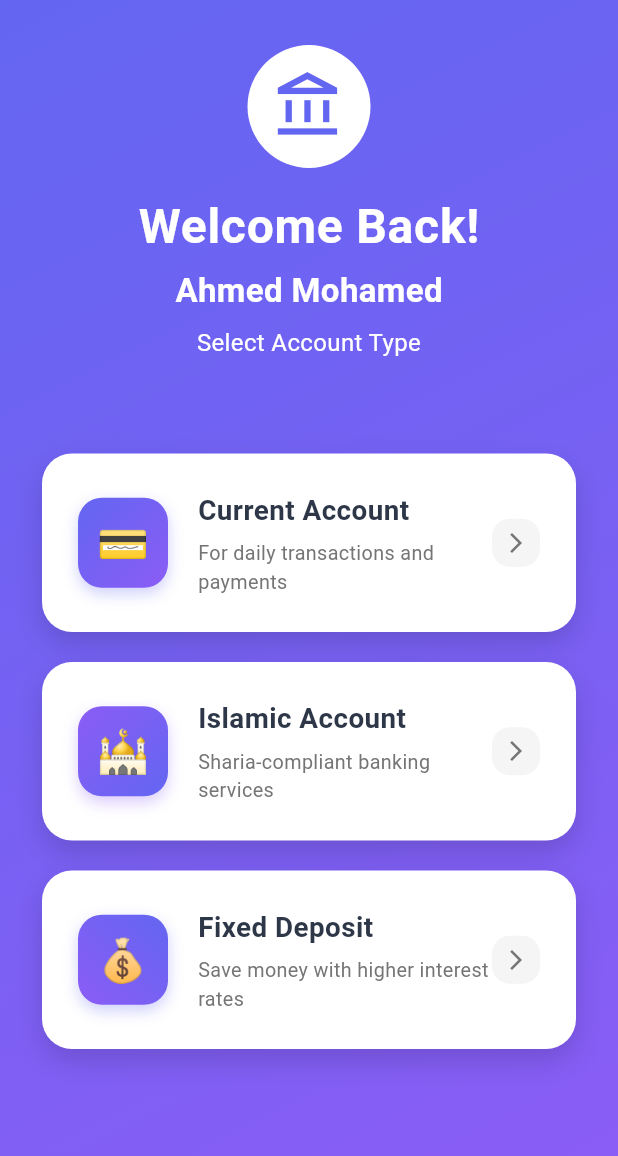
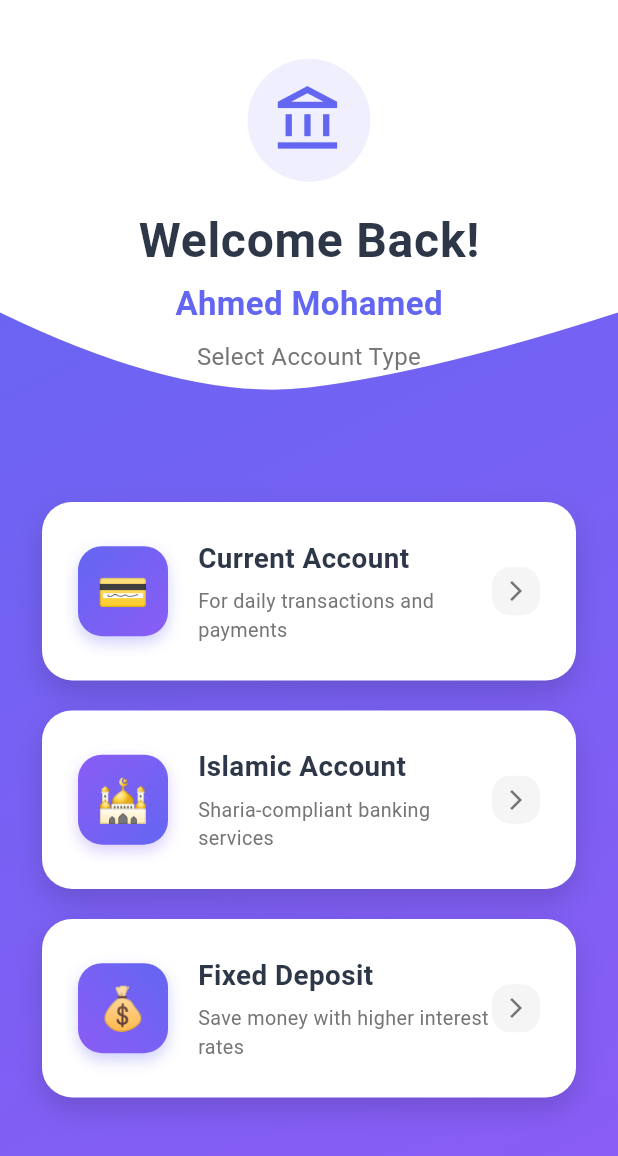
Before and after one commit to hozifakhaled/bank_system, a Flutter app: the ChoiceAccountTypeViewBody screen opened directly, on a phone screen of 412 x 824 dp. Shown: the top 1156 px of the screen. Run offline on Flutter 3.47's test engine with Material 3 defaults, Android fonts, the phone set to English and light mode, and no system bars; our stand-ins replace bloc, connectivity_plus, dartz, dio, equatable, flutter_bloc and 5 more; missing offline and left inert: flutter_cupertino_date_picker_fork; accounts and stored records are empty.

```diff
--- a/lib/core/databases/api/endpoints.dart
+++ b/lib/core/databases/api/endpoints.dart
@@ -2,5 +2,7 @@ class Endpoints {
   static const String baserUrl = "http://10.0.2.2:8080/";
   static const String signupUser = "api/register";
   static const String accounts = "api/accounts";
+    static const String categories = "api/Categories";
+
 
 }
--- a/lib/features/home/presentation/widgets/choice_account_type_view_body.dart
+++ b/lib/features/home/presentation/widgets/choice_account_type_view_body.dart
@@ -22,16 +22,29 @@ class ChoiceAccountTypeViewBody extends StatelessWidget {
           child: Column(
             children: [
               // Header Section with Welcome
-            Column(
-
+              ClipPath(
+                clipper: TopCurveClipper(),
+                child: Container(
+                  height: size.height * 0.35,
+                  width: double.infinity,
+                  decoration: BoxDecoration(
+                    color: Colors.white,
+                    boxShadow: [
+                      BoxShadow(
+                        color: Colors.black.withOpacity(0.1),
+                        blurRadius: 10,
+                        offset: const Offset(0, 5),
+                      ),
+                    ],
+                  ),
+                  child: Column(
                     mainAxisAlignment: MainAxisAlignment.center,
                     children: [
-                      SizedBox(height: 30,),
                       // Welcome Section
                       Container(
                         padding: const EdgeInsets.all(16),
                         decoration: BoxDecoration(
-                          color:Colors.white,
+                          color: const Color(0xFF6366F1).withOpacity(0.1),
                           shape: BoxShape.circle,
                         ),
                         child: Icon(
@@ -44,7 +57,7 @@ class ChoiceAccountTypeViewBody extends StatelessWidget {
                       Text(
                         'Welcome Back!',
                         style: TextStyle(
-                          color:Colors.white,
+                          color: const Color(0xFF2D3748),
                           fontSize: isSmallScreen ? 26 : 32,
                           fontWeight: FontWeight.bold,
                           letterSpacing: 0.5,
@@ -54,7 +67,7 @@ class ChoiceAccountTypeViewBody extends StatelessWidget {
                       Text(
                         'Ahmed Mohamed', // يمكن تغييرها للاسم الديناميكي
                         style: TextStyle(
-                          color: Colors.white,
+                          color: const Color(0xFF6366F1),
                           fontSize: isSmallScreen ? 18 : 22,
                           fontWeight: FontWeight.w600,
                         ),
@@ -63,7 +76,7 @@ class ChoiceAccountTypeViewBody extends StatelessWidget {
                       Text(
                         'Select Account Type',
                         style: TextStyle(
-                          color: Colors.white,
+                          color: Colors.grey[600],
                           fontSize: isSmallScreen ? 14 : 16,
                           fontWeight: FontWeight.w400,
                         ),
@@ -71,8 +84,10 @@ class ChoiceAccountTypeViewBody extends StatelessWidget {
                       ),
                     ],
                   ),
+                ),
+              ),
 
-                   const Spacer(flex: 1),
+              const Spacer(flex: 1),
 
               // Account Type Cards
               Padding(
```
Also changed, not shown: lib/features/home/data/datasource/categories_data_source_local.dart (added, +37 -0 lines), lib/features/home/data/datasource/categories_data_source_remote.dart (added, +40 -0 lines), lib/features/home/data/model/category_model.dart (added, +26 -0 lines), lib/features/home/data/repositires/home_repositiry_impli.dart (added, +53 -0 lines), lib/features/home/domain/entites/category_entiey.dart (added, +11 -0 lines), lib/features/home/domain/repositres/home_repositrey.dart (added, +8 -0 lines), lib/features/home/domain/usecases/category_usecase.dart (added, +14 -0 lines), lib/features/home/presentation/cubit/home_cubit.dart (+12 -1 lines), lib/features/home/presentation/cubit/home_state.dart (+14 -0 lines), lib/features/home/presentation/widgets/home_current_view_body.dart (+7 -28 lines), lib/features/home/presentation/widgets/quick_action.dart (added, +37 -0 lines).
